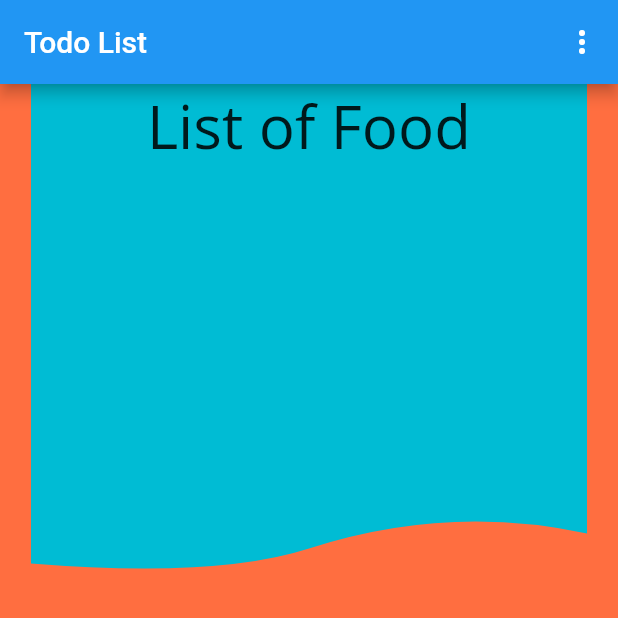
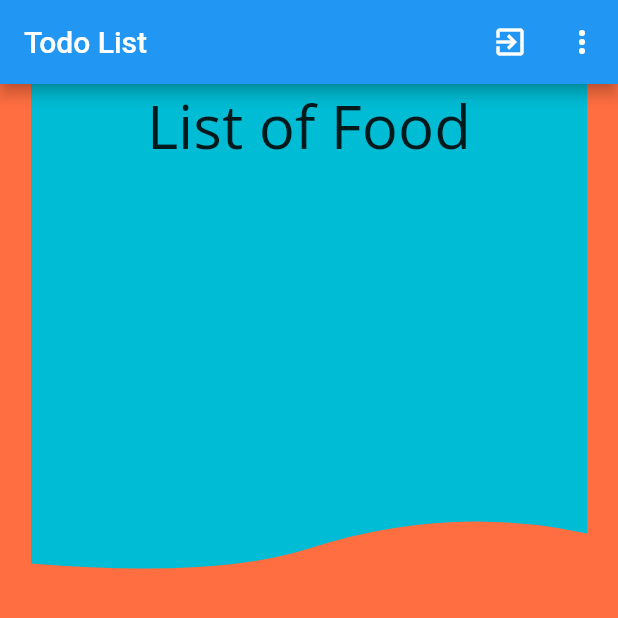
Before and after one commit to Rekrutiv/flutter_app_auth_template, a Flutter app: the TodoPage screen opened directly, on a phone screen of 412 x 824 dp, the top half of it. Run offline on Flutter 3.47's test engine with Material 2 defaults, Android fonts, the phone set to English and light mode, and no system bars; our stand-ins replace auto_animated, bloc, equatable, firebase_auth, firebase_core, flutter_bloc and 4 more; accounts and stored records are empty; Roboto replaces fonts that are missing (Open Sans).

```diff
--- a/lib/authenticaiton/bloc/authentication_bloc.dart
+++ b/lib/authenticaiton/bloc/authentication_bloc.dart
@@ -72,7 +72,7 @@ class AuthenticationBloc
       }
     } else if (event is AuthenticationExited) {
       try {
-        yield AuthenticationLoading();
+        yield AuthenticationInitial();
         await _authenticationRepository.unAuthenticate();
       } catch (error) {
         print('Error occured while logging out. : ${error.toString()}');
--- a/lib/screen/todo_page.dart
+++ b/lib/screen/todo_page.dart
@@ -1,11 +1,13 @@
 import 'package:auto_animated/auto_animated.dart';
 import 'package:flutter/material.dart';
+import 'package:flutter_app_auth_template/authenticaiton/bloc/authentication_bloc.dart';
 import 'package:flutter_app_auth_template/blocs/todo/todo_bloc.dart';
 import 'package:flutter_app_auth_template/blocs/todo/todo_event.dart';
 import 'package:flutter_app_auth_template/blocs/todo/todo_state.dart';
 import 'package:flutter_app_auth_template/model/todo.dart';
 import 'package:flutter_bloc/flutter_bloc.dart';
 import 'package:flutter_custom_clippers/flutter_custom_clippers.dart';
+import 'package:shared_preferences/shared_preferences.dart';
 
 import 'add_edit_page.dart';
 
@@ -16,11 +18,29 @@ class TodoPage extends StatelessWidget {
       builder: (context, state) => SafeArea(
         child: Scaffold(
           backgroundColor: Colors.deepOrangeAccent,
-          appBar: AppBar(title: Text('Todo List'), actions: <PopupMenuButton>[
+          appBar: AppBar(
+            actions: <Widget>[
+              IconButton(
+                  icon: Icon(
+                    Icons.exit_to_app,
+                  ),
+                  onPressed: () async {
+                    BlocProvider.of<AuthenticationBloc>(context).add(
+                      AuthenticationExited(),
+                    );
+                    SharedPreferences prefs =
+                        await SharedPreferences.getInstance();
+                    prefs.remove('email');
+//                   MaterialPageRoute(builder: (context) =>LoginMainView());
+                    Navigator.of(context).pushNamed(
+                      '/',
+                    );
+                  }),
               PopupMenuButton(
                   onSelected: (value) {
                     if (value == 'mark_all_completed') {
-                    BlocProvider.of<TodoBloc>(context).add(MarkAllCompleted());
+                      BlocProvider.of<TodoBloc>(context)
+                          .add(MarkAllCompleted());
                     } else if (value == 'delete_all_completed') {
                       BlocProvider.of<TodoBloc>(context)
                           .add(DeleteAllCompleted());
@@ -36,7 +56,9 @@ class TodoPage extends StatelessWidget {
                           value: 'delete_all_completed',
                         )
                       ])
-          ]),
+            ],
+            title: Text('Todo List'),
+          ),
           body: Stack(
             alignment: Alignment.topCenter,
             children: [
```
Also changed, not shown: lib/screen/home_screen.dart (+20 -20 lines). Lines whose indentation alone changed are shown as unchanged.
